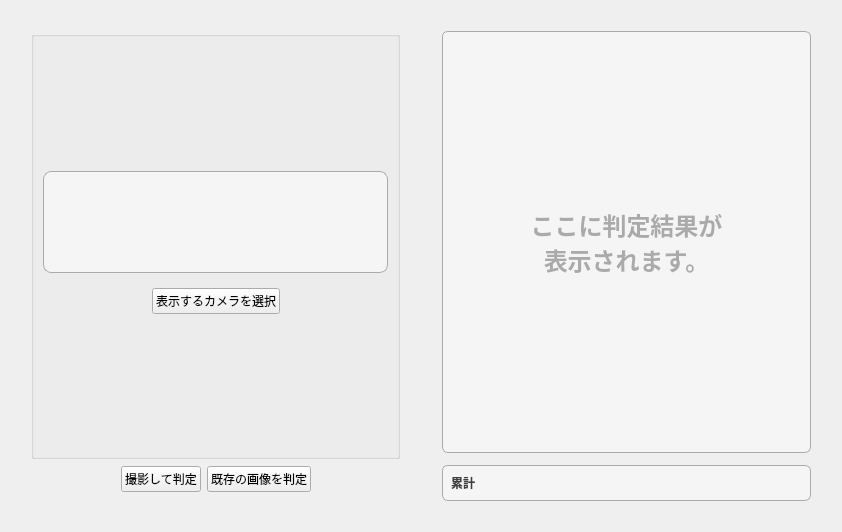
This is src/main/python/view/ui/inspection.ui in RUTILEA/SDTest as Qt 5 draws it before an edit. The edited form follows.
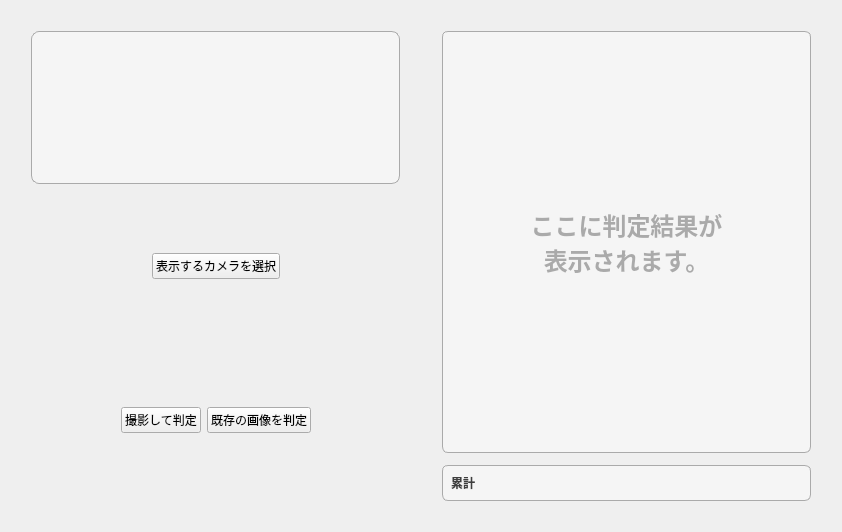
This is the edited form. Icons and pictures are not drawn. Custom widgets are drawn as their Qt base class.

Commit message: update ui for camera rect

Patch:
```diff
--- a/src/main/python/view/ui/inspection.ui
+++ b/src/main/python/view/ui/inspection.ui
@@ -37,6 +37,9 @@
    </item>
    <item>
     <layout class="QHBoxLayout" name="horizontalLayout_7">
+     <property name="sizeConstraint">
+      <enum>QLayout::SetFixedSize</enum>
+     </property>
      <item>
       <spacer name="horizontalSpacer_2">
        <property name="orientation">
@@ -55,27 +58,17 @@
      </item>
      <item>
       <layout class="QVBoxLayout" name="verticalLayout">
-       <item>
-        <widget class="QGroupBox" name="groupBox">
-         <property name="title">
-          <string/>
-         </property>
-         <layout class="QVBoxLayout" name="verticalLayout_7">
-          <item>
-           <spacer name="verticalSpacer_7">
-            <property name="orientation">
-             <enum>Qt::Vertical</enum>
-            </property>
-            <property name="sizeHint" stdset="0">
-             <size>
-              <width>20</width>
-              <height>40</height>
-             </size>
-            </property>
-           </spacer>
-          </item>
+       <property name="sizeConstraint">
+        <enum>QLayout::SetFixedSize</enum>
+       </property>
           <item>
            <widget class="QCameraViewFinderWithGuide" name="camera_preview" native="true">
+         <property name="minimumSize">
+          <size>
+           <width>152</width>
+           <height>102</height>
+          </size>
+         </property>
             <property name="styleSheet">
              <string notr="true">background-color: #f5f5f5;
 border: 1px solid #aaaaaa;
@@ -140,22 +133,6 @@
                 <size>
                  <width>40</width>
                  <height>20</height>
-                </size>
-               </property>
-              </spacer>
-             </item>
-            </layout>
-           </widget>
-          </item>
-          <item>
-           <spacer name="verticalSpacer_8">
-            <property name="orientation">
-             <enum>Qt::Vertical</enum>
-            </property>
-            <property name="sizeHint" stdset="0">
-             <size>
-              <width>20</width>
-              <height>40</height>
              </size>
             </property>
            </spacer>
```
Lines whose indentation alone changed are shown as unchanged. The commit also changes 4 other files.
